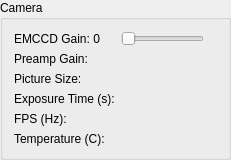
ZhuangLab/storm-control, file hal4000/qtdesigner/camera-params.ui: the form before one commit.
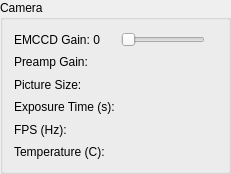
The form after the commit.

Commit message: Tweaks to the camera params UI.

What changed in the file:
```diff
--- a/hal4000/qtdesigner/camera-params.ui
+++ b/hal4000/qtdesigner/camera-params.ui
@@ -7,7 +7,7 @@
     <x>0</x>
     <y>0</y>
     <width>231</width>
-    <height>151</height>
+    <height>174</height>
    </rect>
   </property>
   <property name="windowTitle">
@@ -24,19 +24,6 @@
      </property>
     </widget>
    </item>
-   <item row="3" column="2">
-    <widget class="QLabel" name="preampGainText">
-     <property name="layoutDirection">
-      <enum>Qt::LeftToRight</enum>
-     </property>
-     <property name="text">
-      <string/>
-     </property>
-     <property name="alignment">
-      <set>Qt::AlignRight|Qt::AlignTrailing|Qt::AlignVCenter</set>
-     </property>
-    </widget>
-   </item>
    <item row="4" column="0">
     <widget class="QLabel" name="pictureSizeLabel">
      <property name="text">
@@ -44,19 +31,6 @@
      </property>
     </widget>
    </item>
-   <item row="4" column="2">
-    <widget class="QLabel" name="pictureSizeText">
-     <property name="layoutDirection">
-      <enum>Qt::LeftToRight</enum>
-     </property>
-     <property name="text">
-      <string/>
-     </property>
-     <property name="alignment">
-      <set>Qt::AlignRight|Qt::AlignTrailing|Qt::AlignVCenter</set>
-     </property>
-    </widget>
-   </item>
    <item row="5" column="0">
     <widget class="QLabel" name="exposureTimeLabel">
      <property name="text">
@@ -64,19 +38,6 @@
      </property>
     </widget>
    </item>
-   <item row="5" column="2">
-    <widget class="QLabel" name="exposureTimeText">
-     <property name="layoutDirection">
-      <enum>Qt::LeftToRight</enum>
-     </property>
-     <property name="text">
-      <string/>
-     </property>
-     <property name="alignment">
-      <set>Qt::AlignRight|Qt::AlignTrailing|Qt::AlignVCenter</set>
-     </property>
-    </widget>
-   </item>
    <item row="6" column="0">
     <widget class="QLabel" name="FPSLabel">
      <property name="text">
@@ -84,39 +45,6 @@
      </property>
     </widget>
    </item>
-   <item row="6" column="2">
-    <widget class="QLabel" name="FPSText">
-     <property name="layoutDirection">
-      <enum>Qt::LeftToRight</enum>
-     </property>
-     <property name="text">
-      <string/>
-     </property>
-     <property name="alignment">
-      <set>Qt::AlignRight|Qt::AlignTrailing|Qt::AlignVCenter</set>
-     </property>
-    </widget>
-   </item>
-   <item row="7" column="0" colspan="2">
-    <widget class="QLabel" name="temperatureLabel">
-     <property name="text">
-      <string>Temperature (C):</string>
-     </property>
-    </widget>
-   </item>
-   <item row="7" column="2">
-    <widget class="QLabel" name="temperatureText">
-     <property name="layoutDirection">
-      <enum>Qt::LeftToRight</enum>
-     </property>
-     <property name="text">
-      <string/>
-     </property>
-     <property name="alignment">
-      <set>Qt::AlignRight|Qt::AlignTrailing|Qt::AlignVCenter</set>
-     </property>
-    </widget>
-   </item>
    <item row="1" column="0">
     <widget class="QLabel" name="EMCCDLabel">
      <property name="text">
@@ -132,6 +60,12 @@
        <verstretch>0</verstretch>
       </sizepolicy>
      </property>
+     <property name="minimumSize">
+      <size>
+       <width>50</width>
+       <height>0</height>
+      </size>
+     </property>
      <property name="maximum">
       <number>100</number>
      </property>
@@ -143,6 +77,78 @@
      </property>
     </widget>
    </item>
+   <item row="7" column="0">
+    <widget class="QLabel" name="temperatureLabel">
+     <property name="text">
+      <string>Temperature (C):</string>
+     </property>
+    </widget>
+   </item>
+   <item row="7" column="1" colspan="2">
+    <widget class="QLabel" name="temperatureText">
+     <property name="layoutDirection">
+      <enum>Qt::LeftToRight</enum>
+     </property>
+     <property name="text">
+      <string/>
+     </property>
+     <property name="alignment">
+      <set>Qt::AlignRight|Qt::AlignTrailing|Qt::AlignVCenter</set>
+     </property>
+    </widget>
+   </item>
+   <item row="3" column="1" colspan="2">
+    <widget class="QLabel" name="preampGainText">
+     <property name="layoutDirection">
+      <enum>Qt::LeftToRight</enum>
+     </property>
+     <property name="text">
+      <string/>
+     </property>
+     <property name="alignment">
+      <set>Qt::AlignRight|Qt::AlignTrailing|Qt::AlignVCenter</set>
+     </property>
+    </widget>
+   </item>
+   <item row="4" column="1" colspan="2">
+    <widget class="QLabel" name="pictureSizeText">
+     <property name="layoutDirection">
+      <enum>Qt::LeftToRight</enum>
+     </property>
+     <property name="text">
+      <string/>
+     </property>
+     <property name="alignment">
+      <set>Qt::AlignRight|Qt::AlignTrailing|Qt::AlignVCenter</set>
+     </property>
+    </widget>
+   </item>
+   <item row="6" column="1" colspan="2">
+    <widget class="QLabel" name="FPSText">
+     <property name="layoutDirection">
+      <enum>Qt::LeftToRight</enum>
+     </property>
+     <property name="text">
+      <string/>
+     </property>
+     <property name="alignment">
+      <set>Qt::AlignRight|Qt::AlignTrailing|Qt::AlignVCenter</set>
+     </property>
+    </widget>
+   </item>
+   <item row="5" column="1" colspan="2">
+    <widget class="QLabel" name="exposureTimeText">
+     <property name="layoutDirection">
+      <enum>Qt::LeftToRight</enum>
+     </property>
+     <property name="text">
+      <string/>
+     </property>
+     <property name="alignment">
+      <set>Qt::AlignRight|Qt::AlignTrailing|Qt::AlignVCenter</set>
+     </property>
+    </widget>
+   </item>
   </layout>
  </widget>
  <resources/>
```
